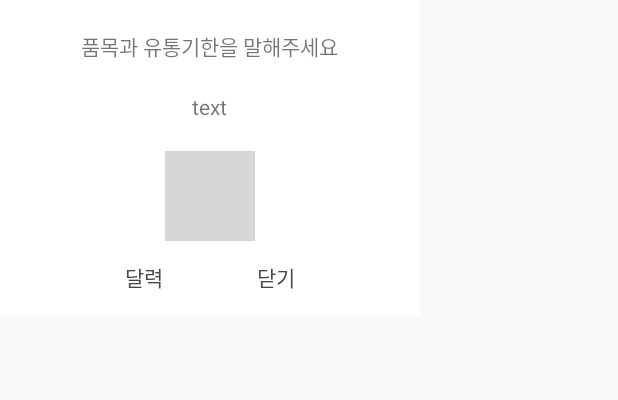
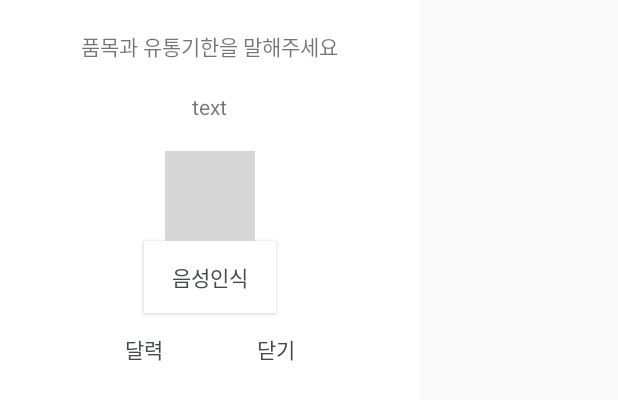
Before and after one commit to jj9243/Angel_Fridge, an Android app: the layout voice_recognizer.xml on its own in the app's theme, with its tools: preview values and no code run, on a phone screen of 412 x 824 dp. Shown: the top 400 px of the screen. Run offline under Robolectric (Android 15) with nearby library versions, the phone set to English and light mode, and no system bars; plain views replace RecognitionProgressView; grey boxes are pictures that could not be loaded.

```diff
--- a/app/src/main/res/layout/voice_recognizer.xml
+++ b/app/src/main/res/layout/voice_recognizer.xml
@@ -3,7 +3,7 @@
     xmlns:android="http://schemas.android.com/apk/res/android"
     android:orientation="vertical"
     android:layout_width="280dip"
-    android:layout_height="210dip"
+    android:layout_height="280dip"
     android:background="#ffffff"
     android:layout_centerInParent="true">
 
@@ -33,6 +33,14 @@
         android:layout_height="60dp"
         android:layout_gravity="center"/>
 
+    <Button
+        android:id="@+id/start"
+        android:layout_width="wrap_content"
+        android:layout_height="wrap_content"
+        android:layout_gravity="center"
+        android:background="@color/white"
+        android:textColor="@color/gray"
+        android:text="음성인식"/>
     <LinearLayout
         android:layout_width="wrap_content"
         android:layout_height="wrap_content"
```
Also changed, not shown: app/src/main/java/com/namjongbin/fridge_angel/RecognizerFragment.java (+14 -22 lines).
